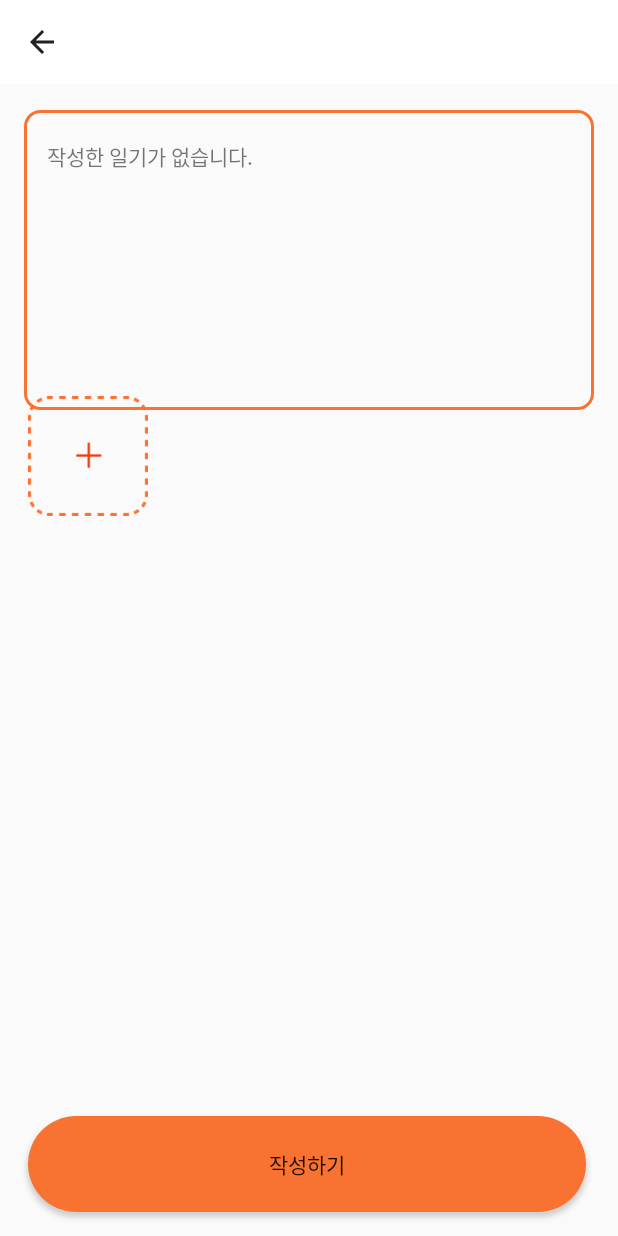
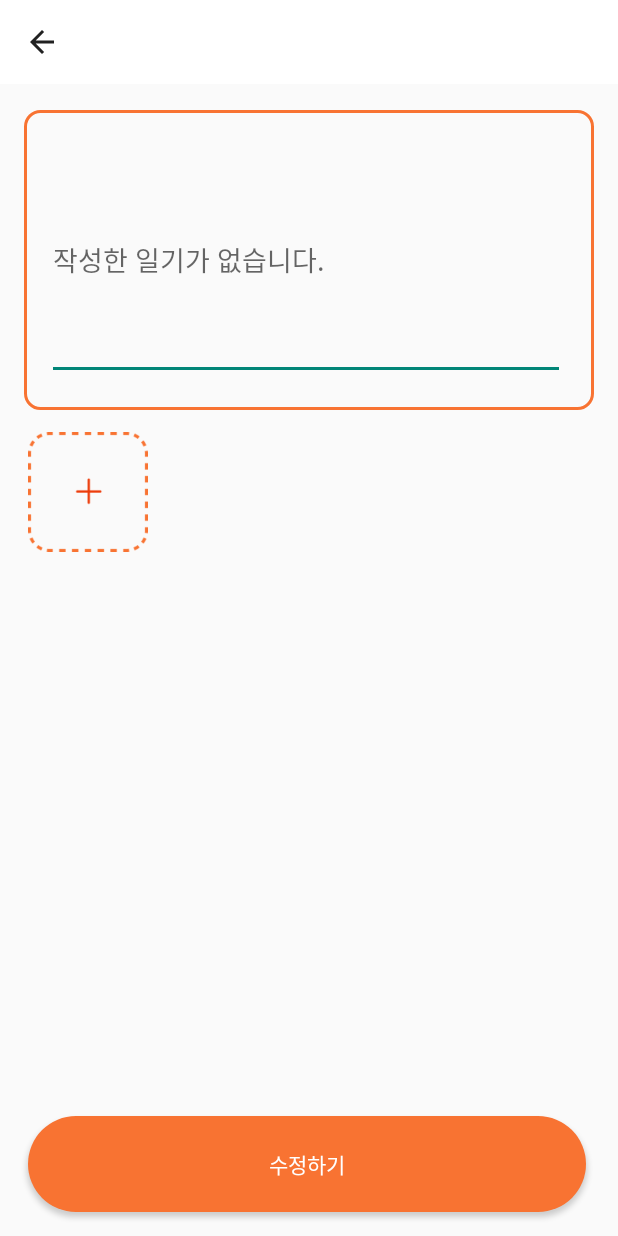
Before and after one commit to food-chatbot/food-chatbot, an Android app: the DiaryView screen opened directly, with no data from a screen before it, after a tap on "수정", on a phone screen of 412 x 824 dp. Run offline under Robolectric (Android 15) with nearby library versions, the phone set to English and light mode, and no system bars.

Commit message:
다이어리 저장 부분. 추가할 기능 (DiaryViewEdit) 사진 올리면 +버튼 오른쪽에 보이게 하는거. 사진 올린 다이어리 수정하는 코드

```diff
--- a/app/src/main/AndroidManifest.xml
+++ b/app/src/main/AndroidManifest.xml
@@ -4,6 +4,8 @@
 
     <uses-permission android:name="android.permission.INTERNET"/>
     <uses-permission android:name="android.permission.ACCESS_NETWORK_STATE" />
+    <uses-permission android:name="android.permission.READ_EXTERNAL_STORAGE"/>
+
     <application
         android:allowBackup="true"
         android:icon="@mipmap/ic_launcher"
--- a/app/src/main/java/com/example/chatbot/DBHelper.java
+++ b/app/src/main/java/com/example/chatbot/DBHelper.java
@@ -35,7 +35,7 @@ public class DBHelper extends SQLiteOpenHelper {
         //데이터베이스 -> 테이블 -> 컬럼 -> 값
 
        // 다이어리 테이블
-        db.execSQL("CREATE TABLE DiaryData (post_id INTEGER PRIMARY KEY AUTOINCREMENT, reporting_date CHAR(10) NOT NULL, content TEXT, img_file BYTE)");
+        db.execSQL("CREATE TABLE DiaryData (post_id INTEGER PRIMARY KEY AUTOINCREMENT, reporting_date CHAR(20) NOT NULL, content TEXT, img_file BLOB)");
 
         // 투두 테이블
         sql = "create table diary_todo ("
--- a/app/src/main/java/com/example/chatbot/DiaryView.java
+++ b/app/src/main/java/com/example/chatbot/DiaryView.java
@@ -41,7 +41,13 @@ public class DiaryView extends AppCompatActivity {
     Integer newDate = 0;
     Intent intent;
     ImageView diaryImg;
-    EditText diary_et;
+    TextView diary_et;
+
+    String diary_date;
+
+    int cYear;
+    int cMonth;
+    int cDay;
 
     @Override
     protected void onCreate(@Nullable Bundle savedInstanceState) {
@@ -52,10 +58,16 @@ public class DiaryView extends AppCompatActivity {
         tbarText = toolbar.findViewById(R.id.tbarText);
         setSupportActionBar(toolbar);
 
-        Calendar cal = Calendar.getInstance();
+        //Calendar cal = Calendar.getInstance();
+        Intent intent = getIntent();
+        cYear = intent.getIntExtra("cYear", 0);
+        cMonth = intent.getIntExtra("cMonth", 0);
+        cDay = intent.getIntExtra("cDay", 0);
+        /* 이렇게 하면 preDiary 눌렀을 때 누른 날짜가 아니라 오늘 날짜만 떠서 지웠어요!
         int cYear = cal.get(Calendar.YEAR);
         int cMonth = cal.get(Calendar.MONTH);
         int cDay = cal.get(Calendar.DAY_OF_MONTH);
+        */
         tbarText.setText(cYear+"년 "+(cMonth+1)+"월 "+cDay+"일");
         tbarText.setTextColor(Color.rgb(0,0,0));
         getSupportActionBar().setDisplayHomeAsUpEnabled(true); // 뒤로가기 버튼
@@ -64,16 +76,10 @@ public class DiaryView extends AppCompatActivity {
         diaryImg = findViewById(R.id.diary_img);
         diary_et = findViewById(R.id.diary_et);
 
-        //newDate = intent.getIntExtra("newDate",0);
-        //postID = intent.getIntExtra("postID",-1);
+        diary_date = (cYear+"년 "+(cMonth+1)+"월 "+cDay+"일").toString();
 
-        //일기가 있다면
-        if(postID>0){
         dbHelper = new DBHelper(this);
         loadDiary();    //일기를 불러옴
-       }
-
-
 
     }
 
@@ -97,22 +103,23 @@ public class DiaryView extends AppCompatActivity {
 
             case R.id.action_edit:  //수정 버튼 누르면 diary_write로 넘어가게
                 Intent intent = new Intent(getApplicationContext(),DiaryViewEdit.class);
-                startActivity(intent);
+                intent.putExtra("cYear", cYear);
+                intent.putExtra("cMonth", cMonth);
+                intent.putExtra("cDay", cDay);
+                intent.putExtra("write-edit", "edit");
+                startActivityForResult(intent, 102);
                 break;
 
             case R.id.action_delete:
 
-                if(postID>0){
+                if(diary_et.getText().length() != 0){
                     AlertDialog.Builder builder = new AlertDialog.Builder(this);
                     builder.setTitle("삭제").setMessage("해당 일기를 삭제하시겠습니까?");
                     builder.setPositiveButton("확인", new DialogInterface.OnClickListener() {
                         @Override
                         public void onClick(DialogInterface dialogInterface, int i) {
                             deleteDiary();
-                            Toast.makeText(getApplicationContext(),"일기가 삭제되었습니다.",Toast.LENGTH_SHORT);
-                            finish();
-                            Intent intent = new Intent(getApplicationContext(),DiaryFragment.class);
-                            startActivity(intent);
+                            Toast.makeText(getApplicationContext(),"일기가 삭제되었습니다.",Toast.LENGTH_SHORT).show();
                             finish();
                         }
                     });
@@ -128,6 +135,16 @@ public class DiaryView extends AppCompatActivity {
         return super.onOptionsItemSelected(item);
     }
 
+    @Override
+    public void onActivityResult(int requestCode, int resultCode, Intent data) {
+        super.onActivityResult(requestCode, resultCode, data);
+
+        if (requestCode == 102) {
+            Toast.makeText(this, "DiaryView 수정", Toast.LENGTH_SHORT).show();
+            finish();
+        }
+    }
+
     public void loadDiary(){  //DB에서 다이어리 가져오기
         Integer weather;
         byte[] image;
@@ -136,10 +153,13 @@ public class DiaryView extends AppCompatActivity {
 
         sqlitedb = dbHelper.getReadableDatabase();
 
-        cursor = sqlitedb.rawQuery("SELECT * FROM diary_posts WHERE post_id = $postID", null);
+        cursor = sqlitedb.rawQuery("SELECT * FROM DiaryData WHERE reporting_date = '" + diary_date + "'", null);
 
         if(cursor.moveToFirst()){
             diary_et.setText(cursor.getString(cursor.getColumnIndex("content")));
+            if(diary_et.getText().length() == 0){
+                diary_et.setText("작성한 일기가 없습니다.");
+            }
 
             try{
                 image = cursor.getBlob(cursor.getColumnIndex("img_file"));
@@ -157,6 +177,6 @@ public class DiaryView extends AppCompatActivity {
     //다이어리 삭제
     public void deleteDiary(){
         sqlitedb = dbHelper.getWritableDatabase();
-        sqlitedb.execSQL("DELETE FROM diary_posts WHERE post_id = $postID");
+        sqlitedb.execSQL("DELETE FROM DiaryData WHERE reporting_date = '" + diary_date + "'");
     }
 }
--- a/app/src/main/java/com/example/chatbot/DiaryViewEdit.java
+++ b/app/src/main/java/com/example/chatbot/DiaryViewEdit.java
@@ -1,35 +1,169 @@
 package com.example.chatbot;
 
+import android.Manifest;
+import android.app.Dialog;
 import android.content.Intent;
+import android.content.pm.PackageManager;
+import android.database.Cursor;
+import android.database.sqlite.SQLiteDatabase;
+import android.database.sqlite.SQLiteStatement;
+import android.graphics.Bitmap;
+import android.graphics.BitmapFactory;
+import android.graphics.drawable.BitmapDrawable;
+import android.net.Uri;
 import android.os.Bundle;
+import android.provider.MediaStore;
+import android.view.Menu;
+import android.view.MenuInflater;
 import android.view.MenuItem;
+import android.view.View;
+import android.view.ViewGroup;
 import android.widget.Button;
+import android.widget.EditText;
+import android.widget.ImageView;
+import android.widget.Toast;
 
 import androidx.annotation.NonNull;
 import androidx.appcompat.widget.Toolbar;
 
 import androidx.annotation.Nullable;
 import androidx.appcompat.app.AppCompatActivity;
+import androidx.core.app.ActivityCompat;
 
+import org.apache.http.util.ByteArrayBuffer;
+
+import java.io.BufferedInputStream;
+import java.io.ByteArrayOutputStream;
+import java.io.FileNotFoundException;
+import java.io.InputStream;
 import java.text.BreakIterator;
+import java.text.SimpleDateFormat;
+import java.util.ArrayList;
+import java.util.Arrays;
+import java.util.Date;
 
 public class DiaryViewEdit extends AppCompatActivity {
 
+    Toolbar toolbar;
+    Button btnwrite;
+    DBHelper mDBHelper;
+    private SQLiteDatabase db;
+    View action_add;
+    EditText diary_write_et;
 
-    Toolbar toolbar;
-    Button btnWrite;
+    private Cursor cursor;
+
+    ImageView imageView;
+    private final int GET_GALLERY_IMAGE = 200;
+
+    Bitmap bitmap = null;
 
     @Override
     protected void onCreate(@Nullable Bundle savedInstanceState) {
         super.onCreate(savedInstanceState);
         setContentView(R.layout.diary_write);
 
-        btnWrite = findViewById(R.id.btnWrite);
+        diary_write_et = findViewById(R.id.diary_wirte_et);
+        btnwrite = findViewById(R.id.btnWrite); // 다이어리 저장버튼
+        mDBHelper = new DBHelper(this);
+        db = mDBHelper.getWritableDatabase();
+        imageView = findViewById(R.id.imageView);
+
         toolbar = findViewById(R.id.toolBar);
         setSupportActionBar(toolbar);
 
         getSupportActionBar().setDisplayHomeAsUpEnabled(true); // 뒤로가기 버튼
         getSupportActionBar().setTitle("");
+
+        setInit();
+
+        imageView.setOnClickListener(new View.OnClickListener() {
+            @Override
+            public void onClick(View view) {
+
+                Intent intent = new Intent(Intent.ACTION_PICK);
+                intent.setDataAndType(MediaStore.Images.Media.EXTERNAL_CONTENT_URI,"image/*");
+                startActivityForResult(intent, GET_GALLERY_IMAGE);
+            }
+        });
+    }
+
+
+    private void setInit()
+    {
+        action_add = findViewById(R.id.action_add); //다이어리 추가버튼
+
+        Intent intent = getIntent();
+        int cYear = intent.getIntExtra("cYear", 0);
+        int cMonth = intent.getIntExtra("cMonth", 0);
+        int cDay = intent.getIntExtra("cDay", 0);
+        String write_edit = intent.getStringExtra("write-edit");
+        if(write_edit.equals("write"))
+            btnwrite.setText("작성하기");
+        else
+            btnwrite.setText("수정하기");
+
+
+        String YMD = (cYear+"년 "+(cMonth+1)+"월 "+cDay+"일").toString();
+
+        String sql = "select content from DiaryData where reporting_date = '" + YMD + "'";
+        cursor = db.rawQuery(sql, null);
+
+        while(cursor.moveToNext()){
+            String diary_content = cursor.getString(0);
+            diary_write_et.setText(diary_content);
+        }
+
+        if(btnwrite.getText().equals("작성하기") && diary_write_et.length() != 0) //이미 다이어리를 작성한 날이면 작성하기 버튼 사라짐.
+            btnwrite.setVisibility(View.GONE);
+
+
+        btnwrite.setOnClickListener(new View.OnClickListener() {
+            @Override
+            public void onClick(View v) {
+                if(btnwrite.getText().equals("작성하기")) { //작성하기 버튼일 때.
+                    if(imageViewToByte(bitmap) != null){
+                        SQLiteStatement p = db.compileStatement("insert into DiaryData (reporting_date, content, img_file) VALUES(?, ?, ?)");
+                        p.bindString(1, YMD);
+                        p.bindString(2, diary_write_et.getText().toString());
+                        p.bindBlob(3, imageViewToByte(bitmap));
+                        p.execute();
+                    } else{
+                        db.execSQL("insert into DiaryData(reporting_date, content) values('" + YMD + "','" + diary_write_et.getText().toString() + "')");
+                    }
+                } else{
+                    db.execSQL("update DiaryData set content = '" + diary_write_et.getText() + "' where reporting_date = '" + YMD + "'"); //수정하기 버튼일 때. 수정하기 버튼일 때 + 버튼 오른쪽에 사진이 보이게 하려면 여기도 SQliteStatement를 써야함.
+                }
+                finish();
+            }
+        });
+    }
+
+    @Override
+    protected void onActivityResult(int requestCode, int resultCode, @Nullable Intent data) {
+        super.onActivityResult(requestCode, resultCode, data);
+        if(requestCode == GET_GALLERY_IMAGE && resultCode==RESULT_OK && data != null && data.getData() != null) {
+            Uri selectedImageUri = data.getData();
+
+            try{
+                InputStream inputStream = getContentResolver().openInputStream(selectedImageUri);
+                bitmap = BitmapFactory.decodeStream(inputStream);
+                imageView.setImageBitmap(bitmap);
+            }catch (FileNotFoundException e){
+                e.printStackTrace();
+            }
+        }
+    }
+
+    private byte[] imageViewToByte(Bitmap bitmap){
+        byte[] byteArray = null;
+        if(bitmap != null){
+            //Bitmap bitmap = ((BitmapDrawable)image.getDrawable()).getBitmap();
+            ByteArrayOutputStream stream = new ByteArrayOutputStream();
+            bitmap.compress(Bitmap.CompressFormat.PNG, 100, stream);
+            byteArray = stream.toByteArray();
+        }
+        return byteArray;
     }
 
     @Override
@@ -45,4 +179,4 @@ public class DiaryViewEdit extends AppCompatActivity {
         }
         return super.onOptionsItemSelected(item);
     }
-    }
+}
--- a/app/src/main/java/com/example/chatbot/GalleryFragment.java
+++ b/app/src/main/java/com/example/chatbot/GalleryFragment.java
@@ -48,12 +48,12 @@ public class GalleryFragment extends Fragment {
         db = helper.getWritableDatabase();
 
         //sqlite에서 이미지 받아오는 코드
-        String sql = "select * from DiaryData"; //나중에 고치기
+        String sql = "select post_id, img_file from DiaryData where img_file is not null"; //나중에 고치기
         cursor = db.rawQuery(sql,null);
         list.clear();
         while (cursor.moveToNext()){
             image_id = cursor.getInt(0);
-            byte[] image = cursor.getBlob(3);
+            byte[] image = cursor.getBlob(1);
 
             list.add(new Food(image_id, image));
         }
--- a/app/src/main/res/layout/diary.xml
+++ b/app/src/main/res/layout/diary.xml
@@ -41,7 +41,7 @@
                     android:lines="1"/>
 
                 <TextView
-                    android:id="@+id/diary_tv"
+                    android:id="@+id/diary_wirte_et"
                     android:layout_width="wrap_content"
                     android:layout_height="wrap_content"
                     android:layout_marginLeft="15dp"
--- a/app/src/main/res/layout/diary_edit.xml
+++ b/app/src/main/res/layout/diary_edit.xml
@@ -55,7 +55,7 @@
             tools:src="@tools:sample/avatars" />
     </androidx.constraintlayout.widget.ConstraintLayout>
 
-    <EditText
+    <TextView
         android:id="@+id/diary_et"
         android:layout_width="360dp"
         android:layout_height="144dp"
@@ -64,7 +64,8 @@
         android:gravity="top"
         android:hint="일기를 작성하세요"
         app:layout_constraintEnd_toEndOf="parent"
-        app:layout_constraintStart_toStartOf="parent" />
+        app:layout_constraintStart_toStartOf="parent"
+        android:background="@null"/>
 
 
 </LinearLayout>
--- a/app/src/main/res/layout/diary_write.xml
+++ b/app/src/main/res/layout/diary_write.xml
@@ -34,14 +34,14 @@
         app:layout_constraintTop_toTopOf="parent"
         app:layout_constraintVertical_bias="0.118">
 
-        <TextView
-            android:id="@+id/diary_tv"
-            android:layout_width="wrap_content"
-            android:layout_height="wrap_content"
+        <EditText
+            android:id="@+id/diary_wirte_et"
+            android:layout_width="345dp"
+            android:layout_height="160dp"
             android:layout_marginStart="15dp"
             android:layout_marginTop="20dp"
             android:lines="5"
-            android:text="작성한 일기가 없습니다." />
+            android:hint="작성한 일기가 없습니다." />
 
     </LinearLayout>
 
@@ -50,7 +50,7 @@
         android:id="@+id/imageView"
         android:layout_width="80dp"
         android:layout_height="80dp"
-        android:layout_marginTop="264dp"
+        android:layout_marginTop="288dp"
         app:layout_constraintEnd_toEndOf="parent"
         app:layout_constraintHorizontal_bias="0.057"
         app:layout_constraintStart_toStartOf="parent"
@@ -68,7 +68,8 @@
         app:layout_constraintHorizontal_bias="0.473"
         app:layout_constraintStart_toStartOf="parent"
         android:background="@drawable/button_border"
-        android:text="작성하기"/>
+        android:text="작성하기"
+        android:textColor="@color/white"/>
 
 
 </androidx.constraintlayout.widget.ConstraintLayout>
```
Also changed, not shown: app/src/main/java/com/example/chatbot/DiaryFragment.java (+67 -8 lines). Lines whose indentation alone changed are shown as unchanged.
